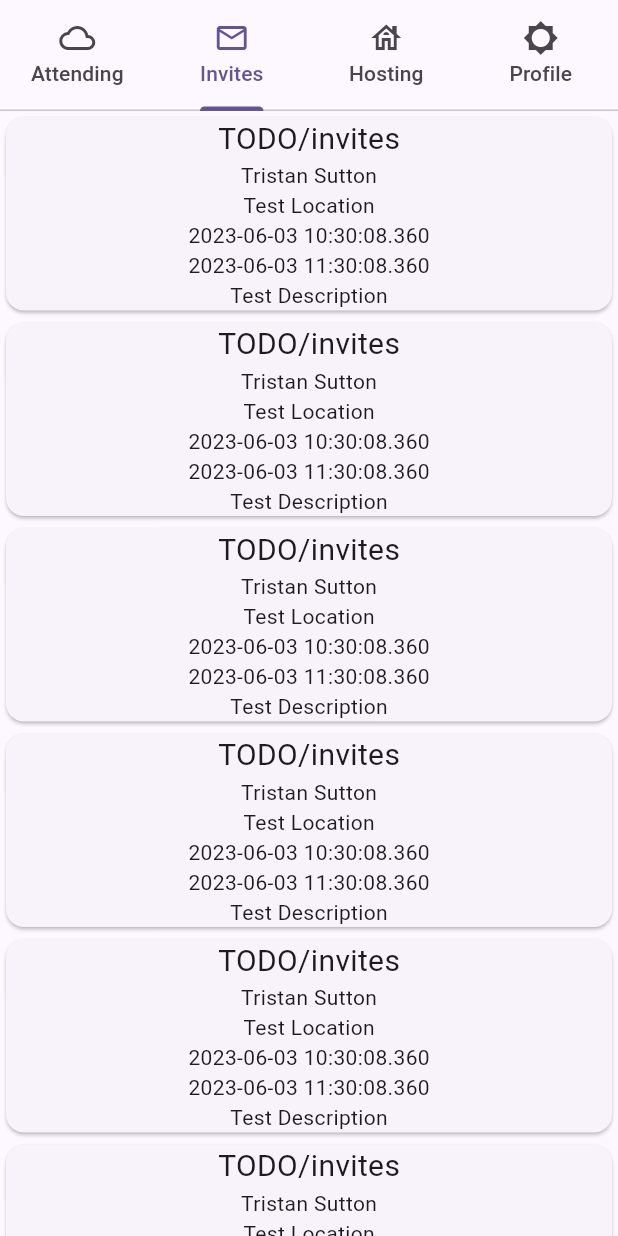
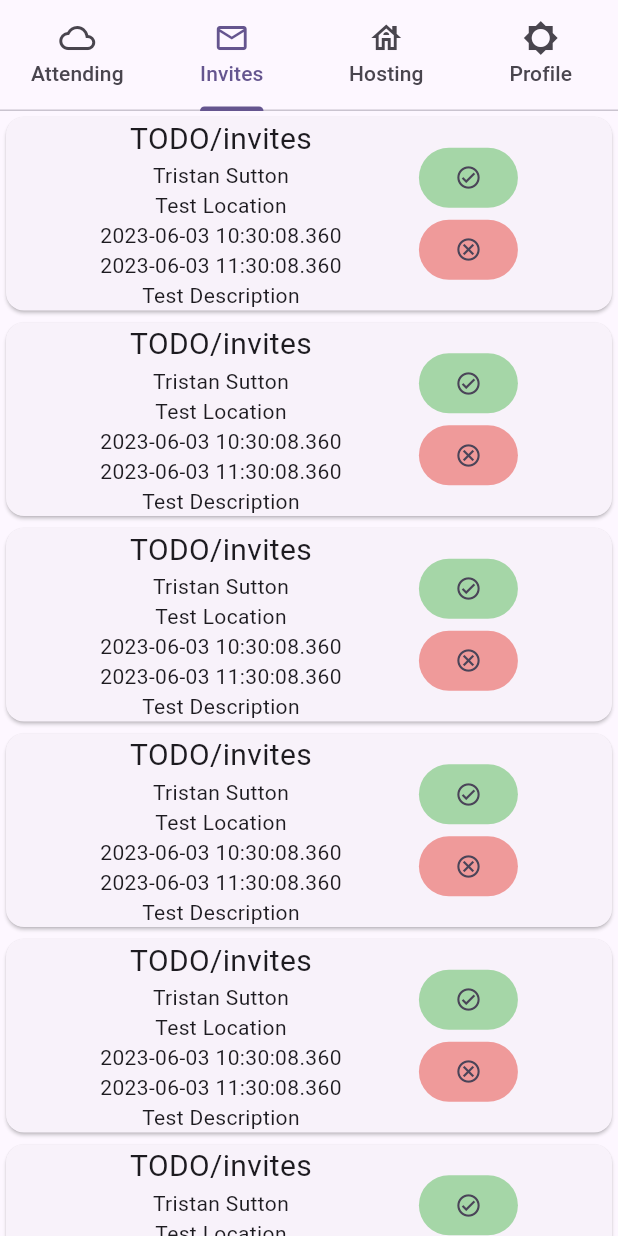
Before and after one commit to relf108/outvite, a Flutter app: the screen it shows after launch, tab 2 chosen, on a phone screen of 412 x 824 dp. Run offline on Flutter 3.47's test engine with Material 2 defaults, Android fonts, the phone set to English and light mode, and no system bars.

Commit message:
Accept/decline button

```diff
--- a/lib/main.dart
+++ b/lib/main.dart
@@ -38,9 +38,7 @@ class OutviteState extends State<Outvite> {
             'Invites',
             Center(
                 child: Row(children: [
-              EventFeed(
-                endpoint: 'TODO/invites',
-              )
+              EventFeed(endpoint: 'TODO/invites', isInvite: true)
             ]))
           ],
           [
--- a/lib/object/event.dart
+++ b/lib/object/event.dart
@@ -1,3 +1,4 @@
+import 'package:outvite/const/standard_theming.dart';
 import 'package:outvite/object/abstract/attendee.dart';
 import 'package:flutter/material.dart';
 import 'package:outvite/object/user.dart';
@@ -39,17 +40,45 @@ class Event {
         'attendees': attendees
       };
 
-  Widget render(context) {
-    return Column(
+  Widget render(context, {bool isInvite = false}) {
+    return Row(mainAxisAlignment: MainAxisAlignment.center, children: [
+      Column(
         children: [
           Text(name, style: const TextStyle(fontSize: 20)),
-        Text("${host?.firstName} ${host?.lastName}", style: const TextStyle(),),
+          Text(
+            "${host?.firstName} ${host?.lastName}",
+            style: const TextStyle(),
+          ),
           Text(location),
           Text(startTime.toString()),
           Text(endTime.toString()),
           Text(description ?? ""),
           for (Attendee attendee in attendees!) Text(attendee.toString())
         ],
-    );
+      ),
+      if (isInvite)
+        Container(
+          margin: EdgeInsets.only(
+              left: StandardMargins.widthPercent(context, percent: 0.125)),
+          child: Column(
+            children: [
+              FilledButton.tonal(
+                style: FilledButton.styleFrom(
+                  backgroundColor: Colors.green[200],
+                ),
+                onPressed: () {},
+                child: const Icon(Icons.check_circle_outline_outlined),
+              ),
+              FilledButton.tonal(
+                style: FilledButton.styleFrom(
+                  backgroundColor: Colors.red[200],
+                ),
+                onPressed: () {},
+                child: const Icon(Icons.cancel_outlined),
+              ),
+            ],
+          ),
+        )
+    ]);
   }
 }
--- a/lib/object/user.dart
+++ b/lib/object/user.dart
@@ -23,5 +23,4 @@ class User {
         'name': firstName,
         'email': email,
       };
-
 }
--- a/lib/widget/create_event_button.dart
+++ b/lib/widget/create_event_button.dart
@@ -11,7 +11,7 @@ class CreateEventButton extends StatelessWidget {
     return Container(
         alignment: Alignment.bottomCenter,
         width: MediaQuery.of(context).size.width,
-        margin: EdgeInsets.only(bottom: StandardMargins.fromBottom(context)),
+        margin: EdgeInsets.only(bottom: StandardMargins.heightPercent(context)),
         child: FilledButton.tonal(
           style: FilledButton.styleFrom(
             // backgroundColor: Theme.of(context).colorScheme.secondary,
--- a/lib/widget/feed.dart
+++ b/lib/widget/feed.dart
@@ -5,7 +5,8 @@ import 'package:outvite/object/user.dart';
 
 class EventFeed extends StatefulWidget {
   final String endpoint;
-  const EventFeed({super.key, required this.endpoint});
+  final bool isInvite;
+  const EventFeed({super.key, required this.endpoint, this.isInvite = false});
 
   @override
   EventFeedState createState() => EventFeedState();
@@ -13,6 +14,7 @@ class EventFeed extends StatefulWidget {
 
 class EventFeedState extends State<EventFeed> {
   late String endpoint = widget.endpoint;
+  late bool isInvite = widget.isInvite;
   List<Event> events = [];
 
   void _addEvent(Event? newEvent) {
@@ -34,7 +36,7 @@ class EventFeedState extends State<EventFeed> {
               width: MediaQuery.of(context).size.width,
               child: Card(
                   child: Column(
-                children: [event.render(context)],
+                children: [event.render(context, isInvite: isInvite)],
               )))
       ],
     ));
```
Also changed, not shown: lib/const/standard_theming.dart (+8 -9 lines). Lines whose indentation alone changed are shown as unchanged.
